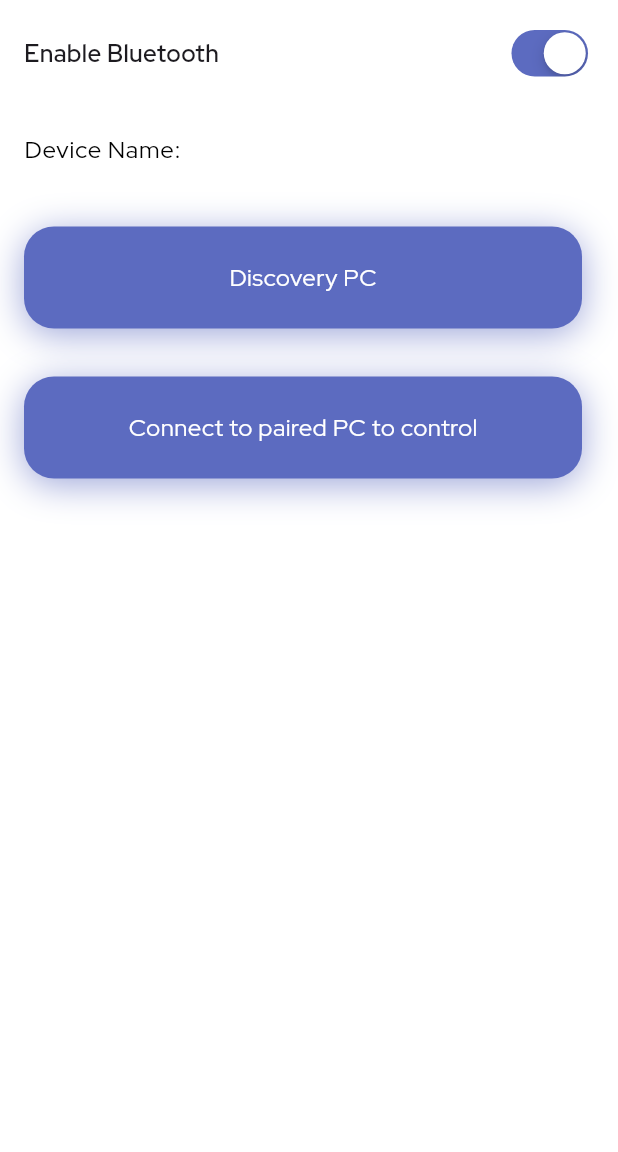
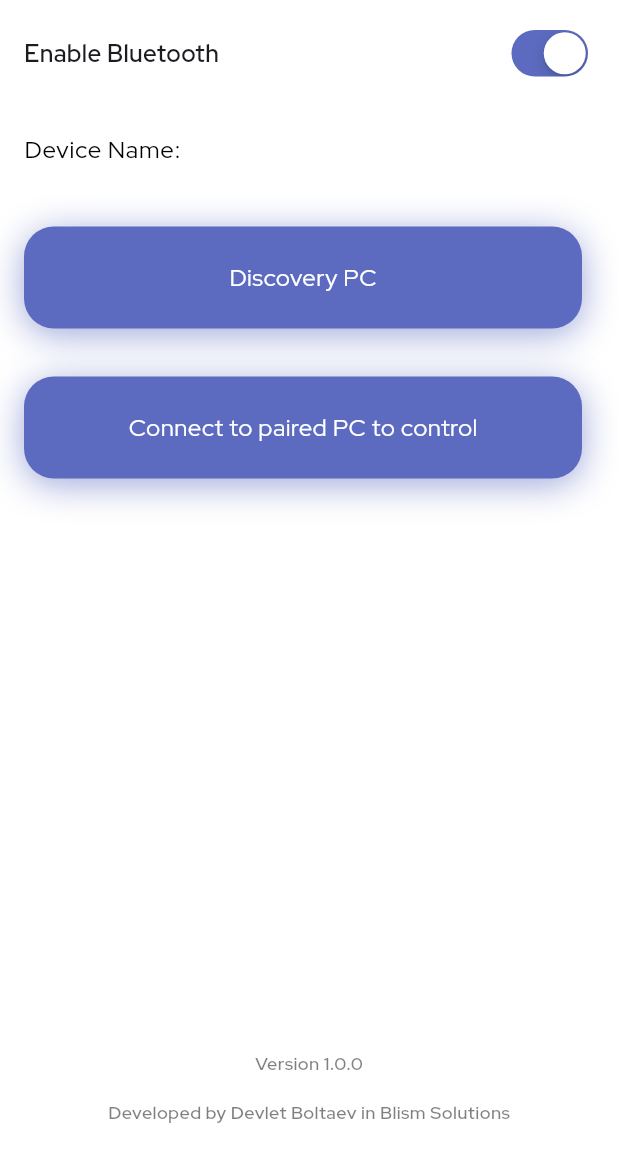
Before and after one commit to devleloper/slide_pilot_client, a Flutter app: the screen it shows after launch, on a phone screen of 412 x 824 dp, the part 84-1236 px from its top. Run offline on Flutter 3.47's test engine with Material 3 defaults, Android fonts, the phone set to English and light mode, and no system bars; our stand-ins replace firebase_core, flutter_bluetooth_serial, flutter_svg, google_fonts, permission_handler, sensors_plus and 1 more; missing offline and left inert: control_pad_plus, tutorial_coach_mark; accounts and stored records are empty.

Commit message:
Added new features

```diff
--- a/lib/features/home/feature/home_screen.dart
+++ b/lib/features/home/feature/home_screen.dart
@@ -80,31 +80,31 @@ class _MainPage extends State<MainPage> {
   @override
   Widget build(BuildContext context) {
     return Scaffold(
-      // bottomNavigationBar: BottomAppBar(
-      //   child: Column(
-      //     children: [
-      //       Text(
-      //         'Developed by Devlet Boltaev in Blism Solutions',
-      //         style: GoogleFonts.redHatDisplay(
-      //           color: Colors.black.withOpacity(0.5),
-      //           fontSize: 12,
-      //           fontWeight: FontWeight.w600,
-      //         ),
-      //       ),
-      //       const SizedBox(
-      //         height: 16,
-      //       ),
-      //       Text(
-      //         'Version 1.0.0',
-      //         style: GoogleFonts.redHatDisplay(
-      //           color: Colors.black.withOpacity(0.5),
-      //           fontSize: 12,
-      //           fontWeight: FontWeight.w600,
-      //         ),
-      //       ),
-      //     ],
-      //   ),
-      // ),
+      bottomNavigationBar: BottomAppBar(
+        child: Column(
+          children: [
+            Text(
+              'Version 1.0.0',
+              style: GoogleFonts.redHatDisplay(
+                color: Colors.black.withOpacity(0.5),
+                fontSize: 12,
+                fontWeight: FontWeight.w600,
+              ),
+            ),
+            const SizedBox(
+              height: 16,
+            ),
+            Text(
+              'Developed by Devlet Boltaev in Blism Solutions',
+              style: GoogleFonts.redHatDisplay(
+                color: Colors.black.withOpacity(0.5),
+                fontSize: 12,
+                fontWeight: FontWeight.w600,
+              ),
+            ),
+          ],
+        ),
+      ),
       appBar: AppBar(
         title: Row(
           children: [
```
Also changed, not shown: 1 other file.
